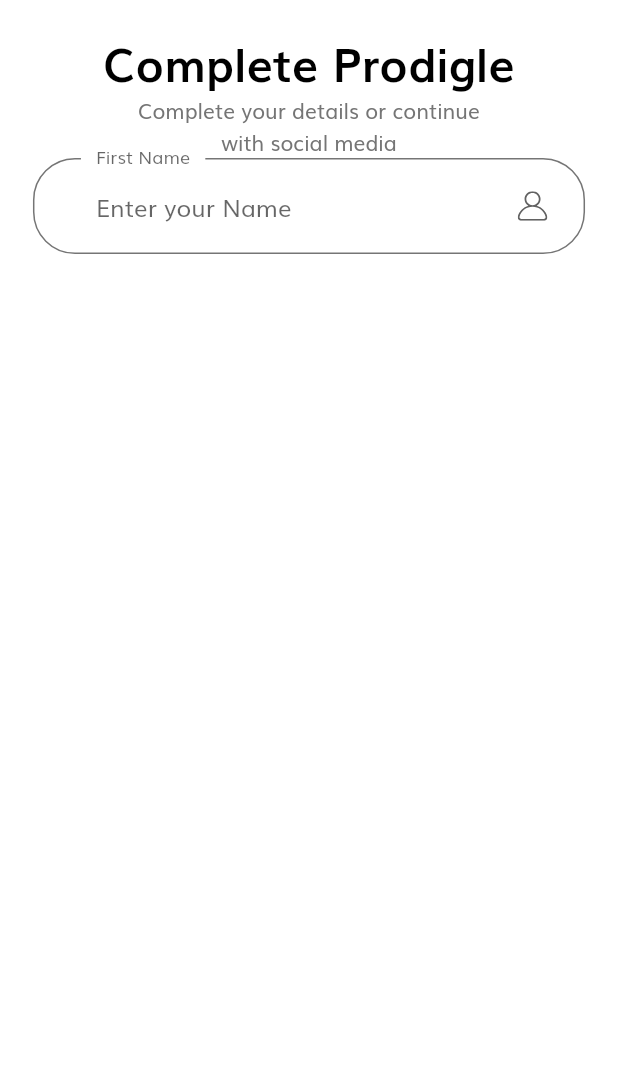
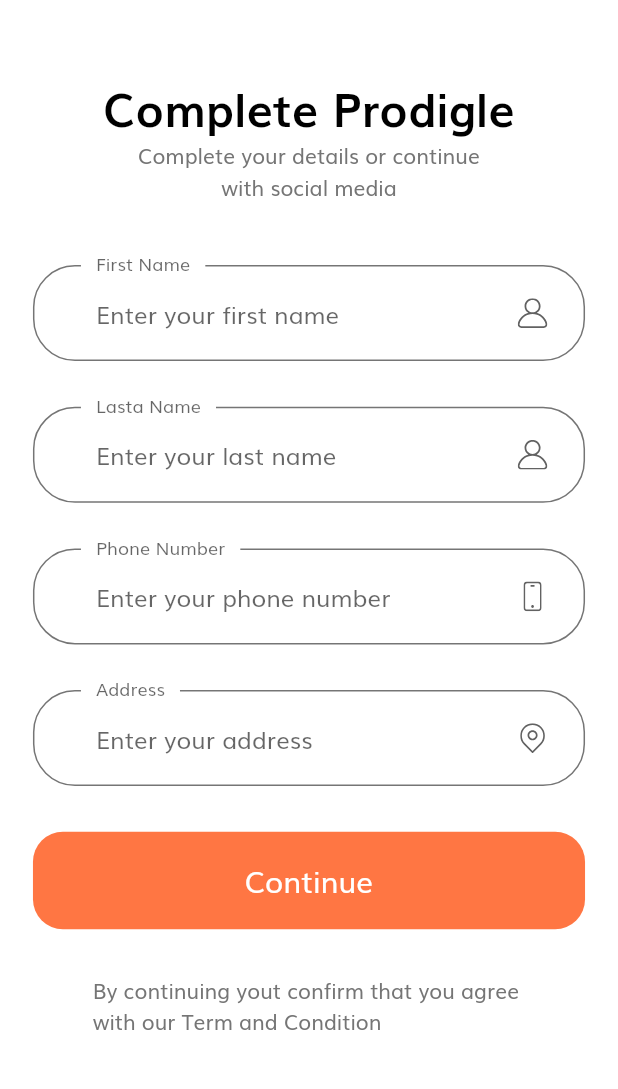
Before and after one commit to clebemachado/e-comerce-estudo, a Flutter app: the CompleteProfile screen opened by its route, on a phone screen of 412 x 824 dp, the part 58-1147 px from its top. Run offline on Flutter 3.47's test engine with Material 2 defaults, Android fonts, the phone set to English and light mode, and no system bars; our stand-ins replace flutter_svg.

Commit message:
Adicionado complete profile e iniciando OTP

```diff
--- a/lib/main.dart
+++ b/lib/main.dart
@@ -1,5 +1,7 @@
 import 'package:flutter/material.dart';
 import 'package:onboarding_screen/routs.dart';
+import 'package:onboarding_screen/screens/complete_profile/complete_profile_screen.dart';
+import 'package:onboarding_screen/size_config.dart';
 import 'package:onboarding_screen/theme.dart';
 
 import 'screens/splash/splash_screen.dart';
@@ -19,7 +21,7 @@ class MyApp extends StatelessWidget {
       debugShowCheckedModeBanner: false,
       title: 'Flutter Demo',
       theme: theme(),
-      initialRoute: SplasScreen.routeName,
+      initialRoute: CompleteProfile.routeName,
       routes: routes,
     );
   }
--- a/lib/routs.dart
+++ b/lib/routs.dart
@@ -2,6 +2,7 @@ import "package:flutter/widgets.dart";
 import 'package:onboarding_screen/screens/complete_profile/complete_profile_screen.dart';
 import 'package:onboarding_screen/screens/forgot_password/forgot_password.dart';
 import 'package:onboarding_screen/screens/login_success/login_success_screen.dart';
+import 'package:onboarding_screen/screens/otp/otp_screen.dart';
 import 'package:onboarding_screen/screens/sign_in/sign_in_screen.dart';
 import 'package:onboarding_screen/screens/sign_up/sign_up_screen.dart';
 import 'package:onboarding_screen/screens/splash/splash_screen.dart';
@@ -15,4 +16,5 @@ final Map<String, WidgetBuilder> routes = {
   LoginSucessScreen.routeName: (context) => const LoginSucessScreen(),
   SignUpScreen.routeName: (context) => const SignUpScreen(),
   CompleteProfile.routeName: (context) => const CompleteProfile(),
+  OtpScreen.routeName: (context) => const OtpScreen(),
 };
--- a/lib/screens/complete_profile/complete_profile_screen.dart
+++ b/lib/screens/complete_profile/complete_profile_screen.dart
@@ -1,5 +1,7 @@
 import 'package:flutter/material.dart';
 import 'package:onboarding_screen/screens/complete_profile/components/body.dart';
+
+import '../../size_config.dart';
 
 class CompleteProfile extends StatelessWidget {
   static String routeName = "/completeProfile";
@@ -7,11 +9,12 @@ class CompleteProfile extends StatelessWidget {
 
   @override
   Widget build(BuildContext context) {
+    SizeConfig().init(context);
     return Scaffold(
       appBar: AppBar(
-        title: Text("Sign Up"),
+        title: const Text("Sign Up"),
       ),
-      body: Body(),
+      body: const Body(),
     );
   }
 }
--- a/lib/screens/complete_profile/components/body.dart
+++ b/lib/screens/complete_profile/components/body.dart
@@ -1,7 +1,8 @@
 import 'package:flutter/material.dart';
-import 'package:onboarding_screen/components/custom_surfix_icon.dart';
 import 'package:onboarding_screen/constants.dart';
 import 'package:onboarding_screen/size_config.dart';
+
+import 'complete_profile_form.dart';
 
 class Body extends StatelessWidget {
   const Body({Key? key}) : super(key: key);
@@ -11,8 +12,11 @@ class Body extends StatelessWidget {
     return SizedBox(
       width: double.infinity,
       child: SingleChildScrollView(
+        child: Padding(
+          padding: EdgeInsets.all(getProportionateScreenWidth(20)),
           child: Column(
             children: [
+              SizedBox(height: SizeConfig.screenHeight * 0.01),
               Text(
                 "Complete Prodigle",
                 style: headingStyle,
@@ -21,86 +25,17 @@ class Body extends StatelessWidget {
                 "Complete your details or continue \nwith social media",
                 textAlign: TextAlign.center,
               ),
-            CompleteProfileForm(),
+              SizedBox(height: SizeConfig.screenHeight * 0.05),
+              const CompleteProfileForm(),
+              SizedBox(height: getProportionateScreenHeight(30)),
+              const Text(
+                "By continuing yout confirm that you agree \nwith our Term and Condition",
+              ),
+              SizedBox(height: getProportionateScreenHeight(30)),
             ],
+          ),
         ),
       ),
     );
   }
 }
-
-class CompleteProfileForm extends StatefulWidget {
-  const CompleteProfileForm({Key? key}) : super(key: key);
-
-  @override
-  _CompleteProfileFormState createState() => _CompleteProfileFormState();
-}
-
-class _CompleteProfileFormState extends State<CompleteProfileForm> {
-  final _formKey = GlobalKey<FormState>();
-  final List<String> erros = [];
-  late String firstName;
-  late String lastName;
-  late String phoneNumber;
-  late String address;
-
-  void addError({required String error}) {
-    if (!erros.contains(error)) {
-      setState(() {
-        erros.add(error);
-      });
-    }
-  }
-
-  void removeError({required String error}) {
-    if (erros.contains(error)) {
-      setState(() {
-        erros.remove(error);
-      });
-    }
-  }
-
-  @override
-  Widget build(BuildContext context) {
-    return Form(
-      key: _formKey,
-      child: Padding(
-        padding:
-            EdgeInsets.symmetric(horizontal: getProportionateScreenWidth(20)),
-        child: Column(
-          children: [
-            TextFormField(
-              keyboardType: TextInputType.emailAddress,
-              onSaved: (newValue) => firstName = newValue!,
-              decoration: const InputDecoration(
-                labelText: "First Name",
-                hintText: "Enter your Name",
-                floatingLabelBehavior: FloatingLabelBehavior.always,
-                suffixIcon: CustomSufixIcon(svgIcon: "assets/icons/User.svg"),
-              ),
-              onChanged: (value) {
-                if (value.isNotEmpty && erros.contains(kEmailNullError)) {
-                  removeError(error: kEmailNullError);
-                } else if (emailValidatorRegExp.hasMatch(value) &&
-                    erros.contains(kInvalidEmailError)) {
-                  removeError(error: kInvalidEmailError);
-                }
-              },
-              validator: (value) {
-                if (value!.isEmpty && !erros.contains(kEmailNullError)) {
-                  addError(error: kEmailNullError);
-                  return "";
-                } else if (!emailValidatorRegExp.hasMatch(value) &&
-                    !erros.contains(kInvalidEmailError)) {
-                  addError(error: kInvalidEmailError);
-                  return "";
-                }
-                return null;
-              },
-            ),
-          ],
-        ),
-      ),
-    );
-  }
-}
--- /dev/null
+++ b/lib/screens/complete_profile/components/complete_profile_form.dart
@@ -0,0 +1,153 @@
+import 'package:flutter/material.dart';
+import 'package:onboarding_screen/components/custom_surfix_icon.dart';
+import 'package:onboarding_screen/components/default_button.dart';
+import 'package:onboarding_screen/components/form_error.dart';
+import 'package:onboarding_screen/screens/otp/otp_screen.dart';
+
+import '../../../constants.dart';
+import '../../../size_config.dart';
+
+class CompleteProfileForm extends StatefulWidget {
+  const CompleteProfileForm({Key? key}) : super(key: key);
+
+  @override
+  _CompleteProfileFormState createState() => _CompleteProfileFormState();
+}
+
+class _CompleteProfileFormState extends State<CompleteProfileForm> {
+  final _formKey = GlobalKey<FormState>();
+  final List<String> erros = [];
+  late String firstName;
+  late String lastName;
+  late String phoneNumber;
+  late String address;
+
+  void addError({required String error}) {
+    if (!erros.contains(error)) {
+      setState(() {
+        erros.add(error);
+      });
+    }
+  }
+
+  void removeError({required String error}) {
+    if (erros.contains(error)) {
+      setState(() {
+        erros.remove(error);
+      });
+    }
+  }
+
+  @override
+  Widget build(BuildContext context) {
+    return Form(
+      key: _formKey,
+      child: Column(
+        children: [
+          buildFirstNameFormField(),
+          SizedBox(height: getProportionateScreenHeight(30)),
+          buildLastNameFormField(),
+          SizedBox(height: getProportionateScreenHeight(30)),
+          buildPhoneNumberFormField(),
+          SizedBox(height: getProportionateScreenHeight(30)),
+          buildAdressFormField(),
+          FormError(erros: erros),
+          SizedBox(height: getProportionateScreenHeight(30)),
+          DefaultButton(
+              text: "Continue",
+              press: () {
+                if (_formKey.currentState!.validate()) {
+                  Navigator.of(context).pushNamed(OtpScreen.routeName);
+                }
+              }),
+        ],
+      ),
+    );
+  }
+
+  TextFormField buildAdressFormField() {
+    return TextFormField(
+      keyboardType: TextInputType.text,
+      onSaved: (newValue) => address = newValue!,
+      decoration: const InputDecoration(
+        labelText: "Address",
+        hintText: "Enter your address",
+        floatingLabelBehavior: FloatingLabelBehavior.always,
+        suffixIcon: CustomSufixIcon(svgIcon: "assets/icons/Location point.svg"),
+      ),
+      onChanged: (value) {
+        if (value.isNotEmpty) {
+          removeError(error: kAddressPassError);
+        }
+      },
+      validator: (value) {
+        if (value!.isEmpty) {
+          addError(error: kAddressPassError);
+          return "";
+        }
+        return null;
+      },
+    );
+  }
+
+  TextFormField buildPhoneNumberFormField() {
+    return TextFormField(
+      onSaved: (newValue) => phoneNumber = newValue!,
+      keyboardType: TextInputType.number,
+      decoration: const InputDecoration(
+        labelText: "Phone Number",
+        hintText: "Enter your phone number",
+        floatingLabelBehavior: FloatingLabelBehavior.always,
+        suffixIcon: CustomSufixIcon(svgIcon: "assets/icons/Phone.svg"),
+      ),
+      onChanged: (value) {
+        if (value.isNotEmpty) {
+          removeError(error: kPhonePassError);
+        }
+      },
+      validator: (value) {
+        if (value!.isEmpty) {
+          addError(error: kPhonePassError);
+          return "";
+        }
+        return null;
+      },
+    );
+  }
+
+  TextFormField buildLastNameFormField() {
+    return TextFormField(
+      onSaved: (newValue) => lastName = newValue!,
+      decoration: const InputDecoration(
+        labelText: "Lasta Name",
+        hintText: "Enter your last name",
+        floatingLabelBehavior: FloatingLabelBehavior.always,
+        suffixIcon: CustomSufixIcon(svgIcon: "assets/icons/User.svg"),
+      ),
+    );
+  }
+
+  TextFormField buildFirstNameFormField() {
+    return TextFormField(
+      onSaved: (newValue) => firstName = newValue!,
+      decoration: const InputDecoration(
+        labelText: "First Name",
+        hintText: "Enter your first name",
+        floatingLabelBehavior: FloatingLabelBehavior.always,
+        suffixIcon: CustomSufixIcon(svgIcon: "assets/icons/User.svg"),
+      ),
+      onChanged: (value) {
+        if (value.isNotEmpty) {
+          removeError(error: kNameNullError);
+        }
+      },
+      validator: (value) {
+        if (value!.isEmpty) {
+          addError(error: kNameNullError);
+          return "";
+        }
+        return null;
+      },
+    );
+  }
+}
```
Also changed, not shown: lib/screens/otp/components/body.dart (added, +40 -0 lines), lib/screens/otp/otp_screen.dart (added, +17 -0 lines), lib/screens/sign_up/components/sign_up_form.dart (+11 -4 lines). Lines whose indentation alone changed are shown as unchanged.
